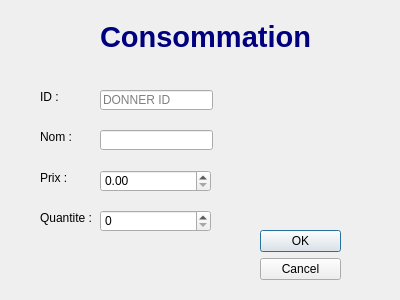
Above: integration_f/add_consomation.ui from SeifEddineAmara/smart-cinema-2A4 before the change. Below: the same form after it.
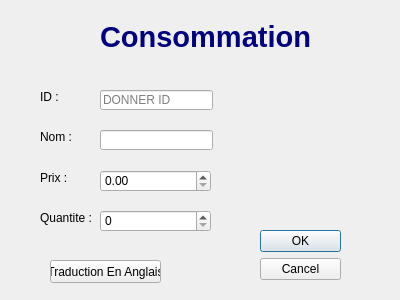
That is the form after the change. Icons and pictures are not drawn.

The edit to the form file:
```diff
--- a/integration_f/add_consomation.ui
+++ b/integration_f/add_consomation.ui
@@ -162,6 +162,22 @@
     <string notr="true">border-image: whit</string>
    </property>
   </widget>
+  <widget class="QPushButton" name="pushButton">
+   <property name="geometry">
+    <rect>
+     <x>50</x>
+     <y>260</y>
+     <width>111</width>
+     <height>23</height>
+    </rect>
+   </property>
+   <property name="styleSheet">
+    <string notr="true">border-image: url(:/new/prefix3/orange.png);</string>
+   </property>
+   <property name="text">
+    <string>Traduction En Anglais</string>
+   </property>
+  </widget>
  </widget>
  <resources/>
  <connections/>
```
